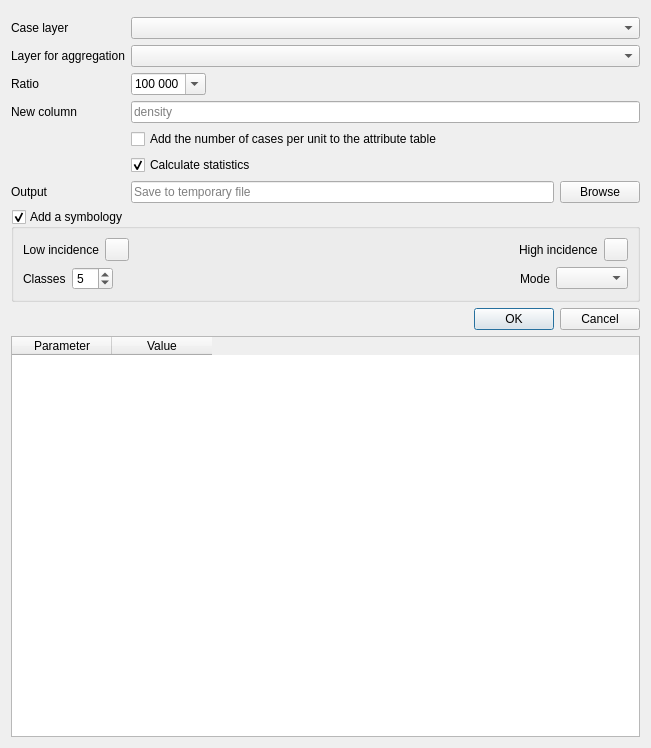
Qt form ui/analysis/density.ui (Gustry/GeoHealth) before a commit.
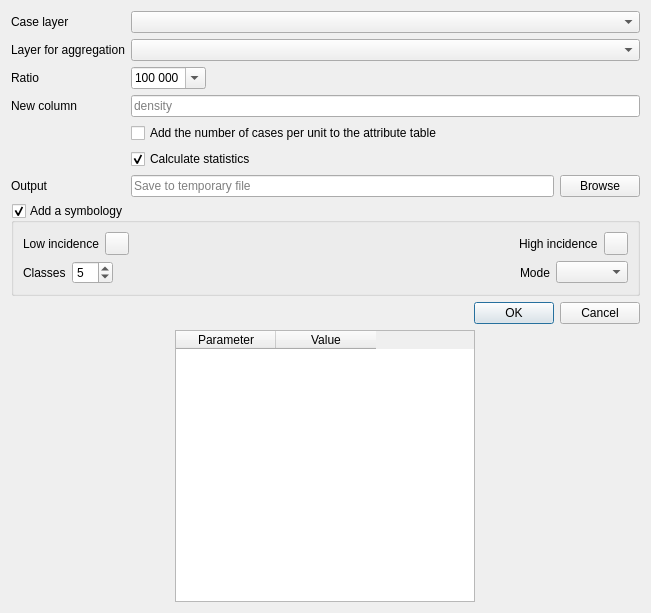
The same form after that commit. Custom widgets are drawn as their Qt base class.

```diff
--- a/ui/analysis/density.ui
+++ b/ui/analysis/density.ui
@@ -1,22 +1,19 @@
 <?xml version="1.0" encoding="UTF-8"?>
 <ui version="4.0">
  <class>Density</class>
- <widget class="QDialog" name="Density">
+ <widget class="QWidget" name="Density">
   <property name="geometry">
    <rect>
     <x>0</x>
     <y>0</y>
     <width>651</width>
-    <height>748</height>
+    <height>613</height>
    </rect>
   </property>
   <property name="windowTitle">
    <string>Density</string>
   </property>
   <layout class="QVBoxLayout" name="verticalLayout">
-   <item>
-    <widget class="QgsMessageBar" name="messageBar" native="true"/>
-   </item>
    <item>
     <layout class="QFormLayout" name="formLayout">
      <property name="fieldGrowthPolicy">
@@ -294,6 +291,12 @@
          <height>0</height>
         </size>
        </property>
+       <property name="maximumSize">
+        <size>
+         <width>300</width>
+         <height>16777215</height>
+        </size>
+       </property>
        <property name="verticalScrollBarPolicy">
         <enum>Qt::ScrollBarAsNeeded</enum>
        </property>
@@ -334,12 +337,6 @@
    <extends>QToolButton</extends>
    <header>qgscolorbuttonv2.h</header>
   </customwidget>
-  <customwidget>
-   <class>QgsMessageBar</class>
-   <extends>QWidget</extends>
-   <header>qgis/gui.h</header>
-   <container>1</container>
-  </customwidget>
  </customwidgets>
  <resources/>
  <connections/>
```
